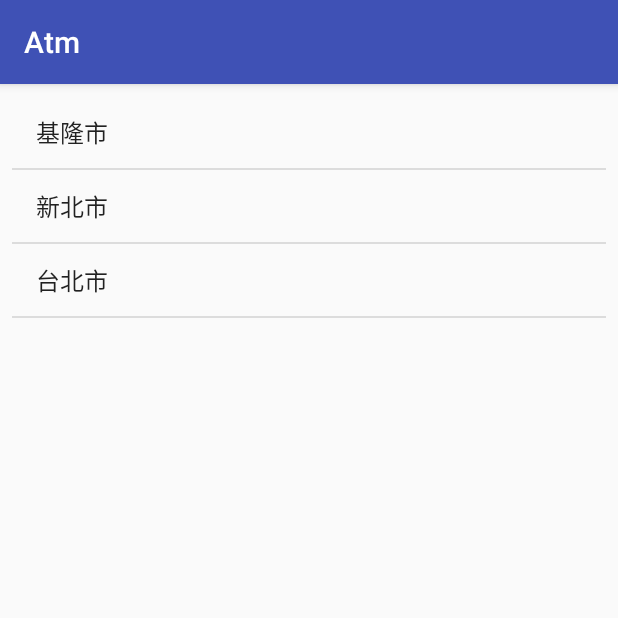
After one commit to anny1002/Atm, an Android app: the CityActivity screen opened directly, with no data from a screen before it, on a phone screen of 412 x 824 dp, the top half of it. The commit adds this screen. Run offline under Robolectric (Android 15) with nearby library versions, the phone set to English and light mode, and no system bars.

Commit message:
city and area

```diff
--- /dev/null
+++ b/app/src/main/java/com/anny1002/atm/CityActivity.java
@@ -0,0 +1,42 @@
+package com.anny1002.atm;
+
+import android.support.v7.app.AppCompatActivity;
+import android.os.Bundle;
+import android.view.View;
+import android.widget.AdapterView;
+import android.widget.ArrayAdapter;
+import android.widget.ListView;
+
+public class CityActivity extends AppCompatActivity implements AdapterView.OnItemClickListener {
+    private String[] cities;
+    private static final String TAG =CityActivity.class.getSimpleName();
+
+    @Override
+    protected void onCreate(Bundle savedInstanceState) {
+        super.onCreate(savedInstanceState);
+        setContentView(R.layout.activity_city);
+        ListView city = (ListView) findViewById(R.id.city);
+        cities =new String[]{"基隆市","新北市","台北市"};
+        ArrayAdapter adapter = new ArrayAdapter(this,android.R.layout.simple_list_item_1,cities);
+        city.setAdapter(adapter);
+        city.setOnItemClickListener(this);
+
+    }
+
+
+    @Override
+    public void onItemClick(AdapterView<?> adapterView, View view, int position, long l) {
+        String[] data =null;
+        if (position ==0){
+            data = new String[] {"中正區","暖暖區","八堵區"};
+        }
+        if (position ==1){
+            data = new String[] {"永和區","板橋區","新莊區"};
+        }
+        if (position ==2){
+            data = new String[] {"信義區","大安區","士林區"};
+        }
+
+    }
+
+}
--- /dev/null
+++ b/app/src/main/res/layout/activity_city.xml
@@ -0,0 +1,21 @@
+<?xml version="1.0" encoding="utf-8"?>
+<android.support.constraint.ConstraintLayout xmlns:android="http://schemas.android.com/apk/res/android"
+    xmlns:app="http://schemas.android.com/apk/res-auto"
+    xmlns:tools="http://schemas.android.com/tools"
+    android:layout_width="match_parent"
+    android:layout_height="match_parent"
+    tools:context="com.anny1002.atm.CityActivity">
+
+    <ListView
+        android:id="@+id/city"
+        android:layout_width="0dp"
+        android:layout_height="0dp"
+        android:layout_marginBottom="8dp"
+        android:layout_marginLeft="8dp"
+        android:layout_marginRight="8dp"
+        android:layout_marginTop="8dp"
+        app:layout_constraintBottom_toBottomOf="parent"
+        app:layout_constraintLeft_toLeftOf="parent"
+        app:layout_constraintRight_toRightOf="parent"
+        app:layout_constraintTop_toTopOf="parent" />
+</android.support.constraint.ConstraintLayout>
--- a/app/src/main/res/values/strings.xml
+++ b/app/src/main/res/values/strings.xml
@@ -1,4 +1,5 @@
 <resources>
     <string name="app_name">Atm</string>
     <string name="action_settings">Settings</string>
+    <string name="title_activity_addr">AddrActivity</string>
 </resources>
```
Also changed, not shown: app/src/main/AndroidManifest.xml (+7 -1 lines), app/src/main/java/com/anny1002/atm/AddrActivity.java (added, +65 -0 lines), app/src/main/java/com/anny1002/atm/AreaActivity.java (added, +13 -0 lines), app/src/main/java/com/anny1002/atm/UserInfoActivity.java (+9 -1 lines), app/src/main/res/layout/activity_addr.xml (added, +33 -0 lines), app/src/main/res/layout/activity_area.xml (added, +21 -0 lines), app/src/main/res/layout/activity_user_info.xml (+11 -0 lines), app/src/main/res/layout/content_addr.xml (added, +32 -0 lines).
